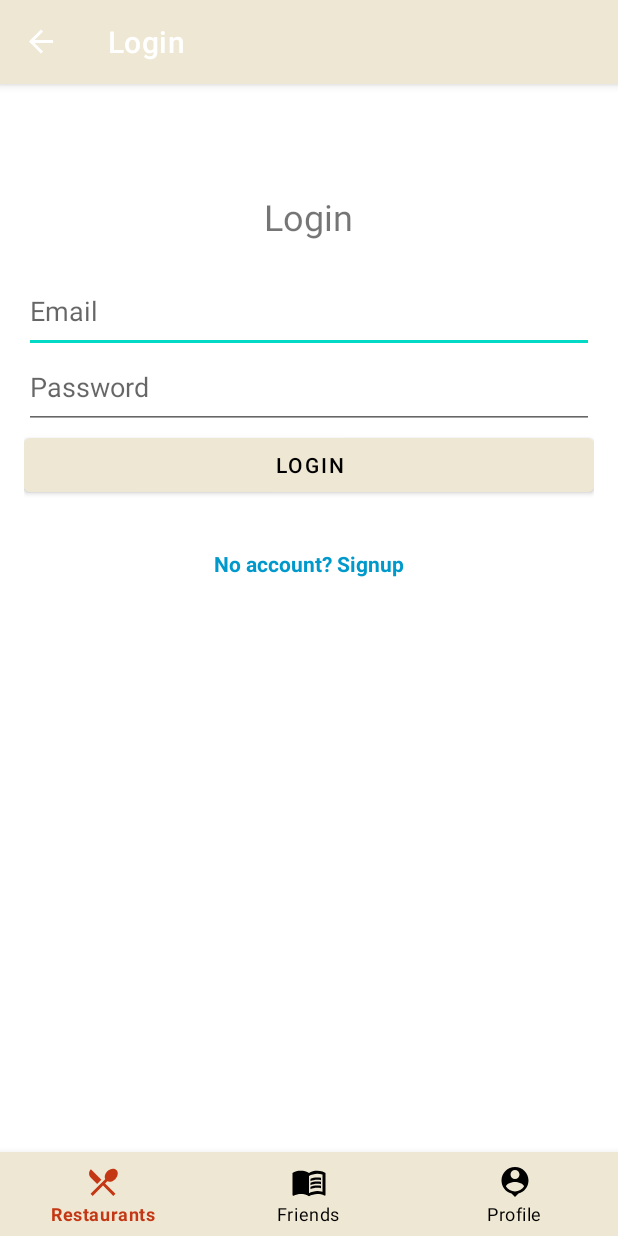
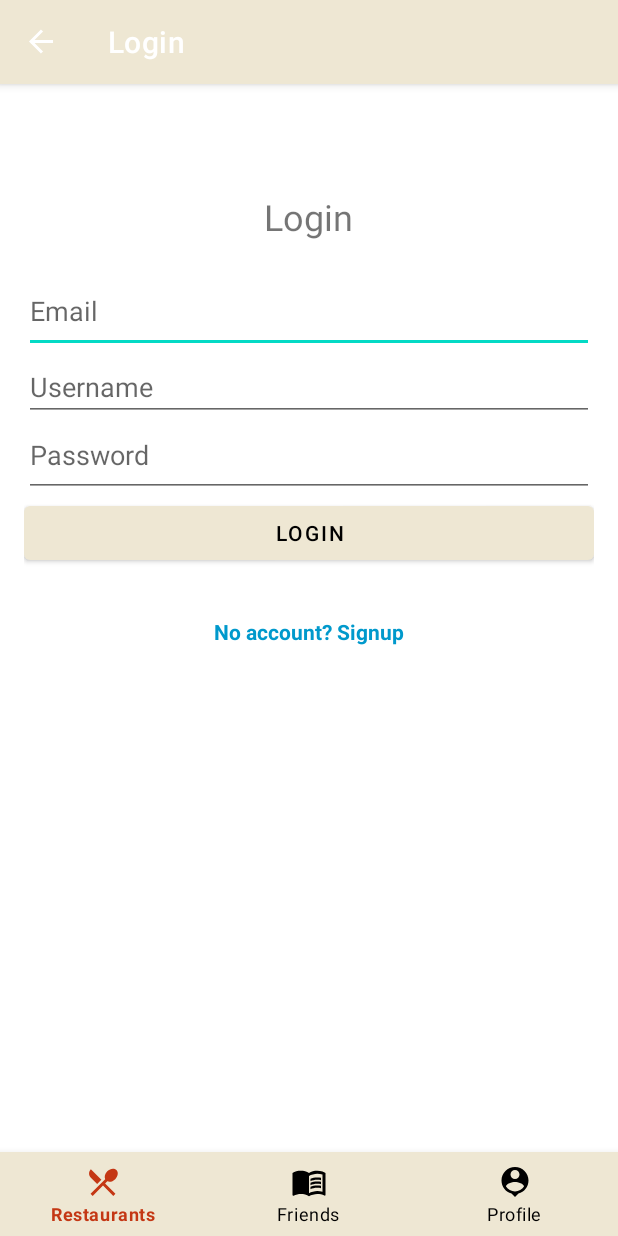
Before and after one commit to sarenayang/FoodLens, an Android app: the screen it shows after launch (MainActivity), on a phone screen of 412 x 824 dp. Run offline under Robolectric (Android 15) with nearby library versions, the phone set to English and light mode, and no system bars; our stand-ins replace Volley, navigation-ui.

Commit message:
connected to the database, signup and login

```diff
--- a/app/src/main/res/layout/fragment_login.xml
+++ b/app/src/main/res/layout/fragment_login.xml
@@ -22,6 +22,12 @@
         android:hint="Email"
         android:inputType="textEmailAddress"
         android:paddingBottom="16dp" />
+    <EditText
+        android:id="@+id/usernameInput"
+        android:layout_width="match_parent"
+        android:layout_height="wrap_content"
+        android:hint="Username"
+        android:inputType="text" />
 
     <EditText
         android:id="@+id/password_input"
--- a/app/src/main/res/navigation/mobile_navigation.xml
+++ b/app/src/main/res/navigation/mobile_navigation.xml
@@ -36,20 +36,36 @@
         android:name="hk.hku.cs.foodlens.ui.profile.ProfileFragment"
         android:label="@string/title_profile"
         tools:layout="@layout/fragment_profile" />
+
     <fragment
         android:id="@+id/loginFragment"
         android:name="hk.hku.cs.foodlens.ui.login.LoginFragment"
         android:label="Login"
         tools:layout="@layout/fragment_login">
+
+        <!-- Action to Signup Fragment -->
         <action
             android:id="@+id/action_loginFragment_to_signupFragment"
             app:destination="@id/signupFragment" />
+
+        <!-- Action to Restaurants Fragment -->
+        <action
+            android:id="@+id/action_loginFragment_to_navigation_restaurants"
+            app:destination="@id/navigation_restaurants" />
     </fragment>
 
     <fragment
         android:id="@+id/signupFragment"
         android:name="hk.hku.cs.foodlens.ui.signup.SignupFragment"
         android:label="Signup"
-        tools:layout="@layout/fragment_signup" />
+        tools:layout="@layout/fragment_signup">
+
+    <!-- Action to Login Fragment (if necessary for flow) -->
+    <action
+        android:id="@+id/action_signupFragment_to_loginFragment"
+        app:destination="@id/loginFragment" />
+    </fragment>
+
+
 
 </navigation>
--- a/app/src/main/res/xml/network_security_config.xml
+++ b/app/src/main/res/xml/network_security_config.xml
@@ -2,5 +2,6 @@
 <network-security-config>
     <domain-config cleartextTrafficPermitted="true">
         <domain includeSubdomains="true">10.71.5.170</domain>
+        <domain includeSubdomains="true">10.71.1.1</domain> // CHANGE THIS TO YOUR LOCAL SERVER
     </domain-config>
 </network-security-config>
```
Also changed, not shown: app/src/main/java/hk/hku/cs/foodlens/ui/login/LoginFragment.kt (+27 -1 lines), app/src/main/java/hk/hku/cs/foodlens/ui/login/LoginViewModel.kt (+44 -4 lines), app/src/main/java/hk/hku/cs/foodlens/ui/signup/SignupFragment.kt (+35 -1 lines), app/src/main/java/hk/hku/cs/foodlens/ui/signup/SignupViewModel.kt (+88 -12 lines), app/src/main/res/layout/fragment_signup.xml (+12 -13 lines).
